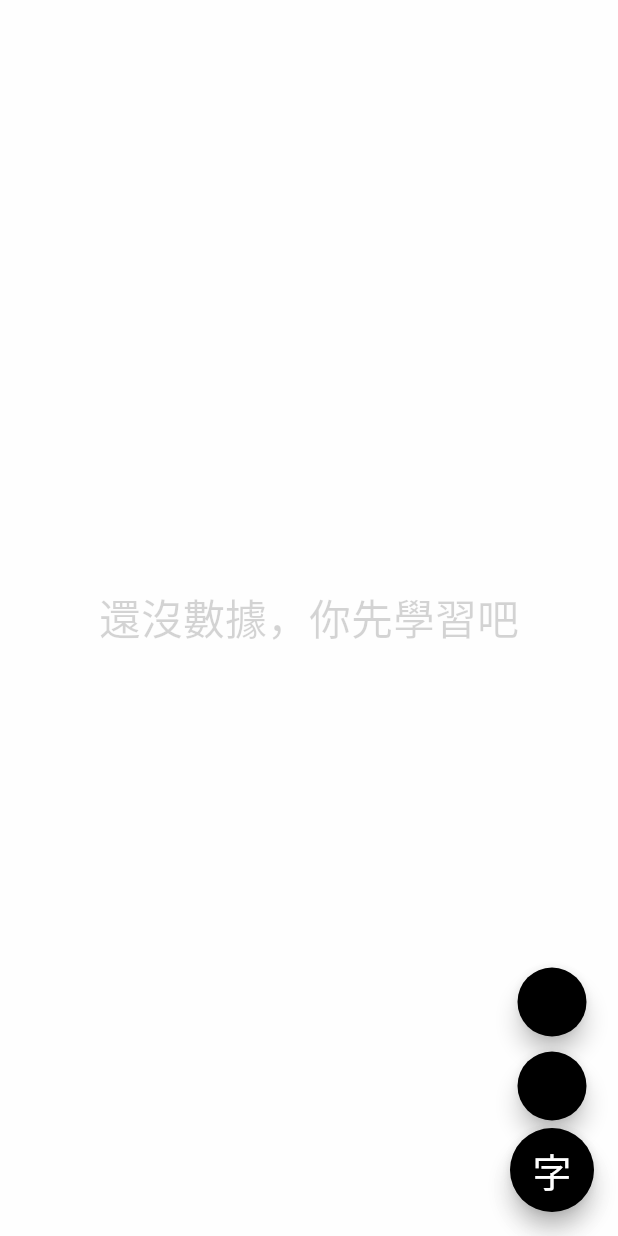
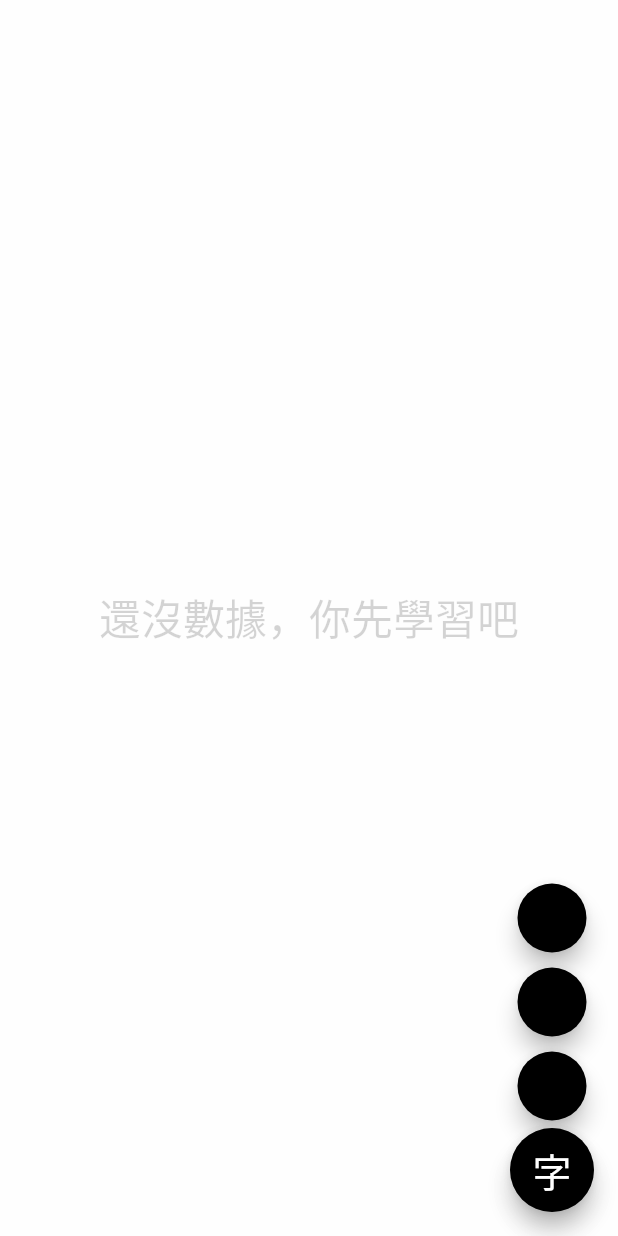
Before and after one commit to danielRi/hanzi-learn-keep, a Flutter app: the screen it shows after launch, after a tap on an icon or button, on a phone screen of 412 x 824 dp. Run offline on Flutter 3.47's test engine with Material 2 defaults, Android fonts, the phone set to English and light mode, and no system bars; drawn by our look-alikes of flutter_speed_dial; our stand-ins replace flutter_bloc, flutter_spinkit, sqflite; missing offline and left inert: simple_gesture_detector; accounts and stored records are empty; Roboto replaces fonts that are missing (SentyWen).

```diff
--- a/lib/bloc/statistic_bloc.dart
+++ b/lib/bloc/statistic_bloc.dart
@@ -6,7 +6,7 @@ import 'package:hanzi_learn_keep/repo/stastic_repository.dart';
 
 class StatisticEvent {}
 
-class InitEvent extends StatisticEvent {}
+class StatisticInitEvent extends StatisticEvent {}
 
 class StatisticState {}
 
@@ -37,7 +37,7 @@ class StatisticBloc extends Bloc<StatisticEvent, StatisticState> {
 
   @override
   Stream<StatisticState> mapEventToState(StatisticEvent event) async* {
-    if (event is InitEvent) {
+    if (event is StatisticInitEvent) {
       await CharacterRepository().fetchData();
       await StatisticRepository().initDatabase();
       final worstFrameStatistic = await StatisticRepository().worstFrame();
--- a/lib/main.dart
+++ b/lib/main.dart
@@ -13,7 +13,7 @@ class MyApp extends StatelessWidget {
   Widget build(BuildContext context) {
     return BlocProvider(
       lazy: false,
-      create: (context) => StatisticBloc()..add(InitEvent()),
+      create: (context) => StatisticBloc()..add(StatisticInitEvent()),
       child: MaterialApp(
         title: 'Flutter Demo',
         theme: ThemeData(
--- a/lib/view/home_screen.dart
+++ b/lib/view/home_screen.dart
@@ -1,12 +1,10 @@
-import "package:charcode/charcode.dart";
-import "package:charcode/html_entity.dart";
 import 'package:flutter/material.dart';
 import 'package:flutter/widgets.dart';
 import 'package:flutter_bloc/flutter_bloc.dart';
 import 'package:flutter_speed_dial/flutter_speed_dial.dart';
 import 'package:flutter_spinkit/flutter_spinkit.dart';
-import 'package:google_fonts/google_fonts.dart';
 import 'package:hanzi_learn_keep/bloc/statistic_bloc.dart';
+import 'package:hanzi_learn_keep/bloc/study_bloc.dart';
 import 'package:hanzi_learn_keep/view/search_screen.dart';
 import 'package:hanzi_learn_keep/view/study_screen.dart';
 
@@ -129,7 +127,7 @@ class HomeScreen extends StatelessWidget {
           SpeedDialChild(
             child: Center(
               child: Text(
-                  "學",
+                "少",
                 style: TextStyle(
                   fontSize: 24,
                   fontFamily: "SentyWen",
@@ -141,11 +139,33 @@ class HomeScreen extends StatelessWidget {
               await Navigator.push(
                 context,
                 MaterialPageRoute(
-                    builder: (context) => StudyScreen(50),
+                  builder: (context) => StudyScreen(50, StudyType.least),
                 ),
               );
-                BlocProvider.of<StatisticBloc>(context).add(InitEvent());
-              }),
+              BlocProvider.of<StatisticBloc>(context).add(StatisticInitEvent());
+            },
+          ),
+          SpeedDialChild(
+            child: Center(
+              child: Text(
+                "舊",
+                style: TextStyle(
+                  fontSize: 24,
+                  fontFamily: "SentyWen",
+                ),
+              ),
+            ),
+            backgroundColor: Colors.black,
+            onTap: () async {
+              await Navigator.push(
+                context,
+                MaterialPageRoute(
+                  builder: (context) => StudyScreen(50, StudyType.oldest),
+                ),
+              );
+              BlocProvider.of<StatisticBloc>(context).add(StatisticInitEvent());
+            },
+          ),
           SpeedDialChild(
             child: Center(
               child: Icon(
```
Also changed, not shown: lib/bloc/study_bloc.dart (+7 -14 lines), lib/repo/stastic_repository.dart (+15 -6 lines), lib/view/study_screen.dart (+4 -4 lines), 1 other file. Lines whose indentation alone changed are shown as unchanged.
